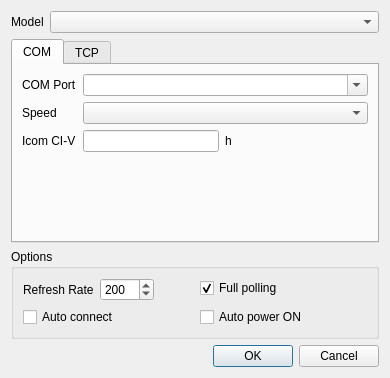
First picture: the form in dialogconfig.ui, repository PianetaRadio/CatRadio, before the edit.
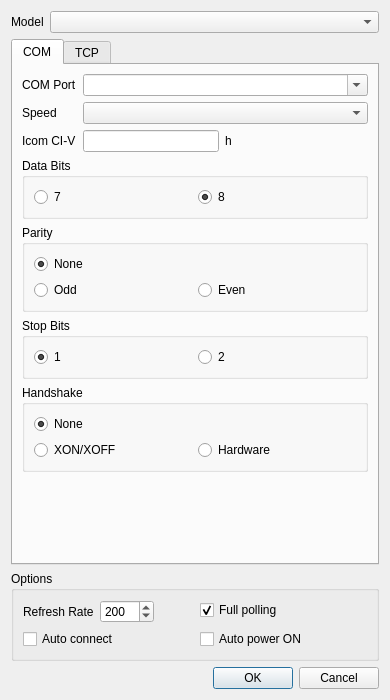
Second picture: the form after the edit.

Commit message:
Serial port configuration
#42

Diff of the .ui file:
```diff
--- a/dialogconfig.ui
+++ b/dialogconfig.ui
@@ -7,7 +7,7 @@
     <x>0</x>
     <y>0</y>
     <width>390</width>
-    <height>378</height>
+    <height>700</height>
    </rect>
   </property>
   <property name="windowTitle">
@@ -118,6 +118,124 @@
          </item>
         </layout>
        </item>
+       <item row="3" column="0" colspan="2">
+        <widget class="QGroupBox" name="groupBox_serialDataBits">
+         <property name="title">
+          <string>Data Bits</string>
+         </property>
+         <layout class="QHBoxLayout" name="horizontalLayout_4">
+          <item>
+           <widget class="QRadioButton" name="radioButton_dataBits7">
+            <property name="text">
+             <string>7</string>
+            </property>
+           </widget>
+          </item>
+          <item>
+           <widget class="QRadioButton" name="radioButton_dataBits8">
+            <property name="text">
+             <string>8</string>
+            </property>
+            <property name="checked">
+             <bool>true</bool>
+            </property>
+           </widget>
+          </item>
+         </layout>
+        </widget>
+       </item>
+       <item row="5" column="0" colspan="2">
+        <widget class="QGroupBox" name="groupBox_serialStopBits">
+         <property name="title">
+          <string>Stop Bits</string>
+         </property>
+         <layout class="QHBoxLayout" name="horizontalLayout_5">
+          <item>
+           <widget class="QRadioButton" name="radioButton_stopBits1">
+            <property name="text">
+             <string>1</string>
+            </property>
+            <property name="checked">
+             <bool>true</bool>
+            </property>
+           </widget>
+          </item>
+          <item>
+           <widget class="QRadioButton" name="radioButton_stopBits2">
+            <property name="text">
+             <string>2</string>
+            </property>
+           </widget>
+          </item>
+         </layout>
+        </widget>
+       </item>
+       <item row="6" column="0" colspan="2">
+        <widget class="QGroupBox" name="groupBox_serialHandshake">
+         <property name="title">
+          <string>Handshake</string>
+         </property>
+         <layout class="QGridLayout" name="gridLayout">
+          <item row="1" column="0">
+           <widget class="QRadioButton" name="radioButton_handshakeXonXoff">
+            <property name="text">
+             <string>XON/XOFF</string>
+            </property>
+           </widget>
+          </item>
+          <item row="1" column="1">
+           <widget class="QRadioButton" name="radioButton_handshakeHardware">
+            <property name="text">
+             <string>Hardware</string>
+            </property>
+           </widget>
+          </item>
+          <item row="0" column="0">
+           <widget class="QRadioButton" name="radioButton_handshakeNone">
+            <property name="text">
+             <string>None</string>
+            </property>
+            <property name="checked">
+             <bool>true</bool>
+            </property>
+           </widget>
+          </item>
+         </layout>
+        </widget>
+       </item>
+       <item row="4" column="0" colspan="2">
+        <widget class="QGroupBox" name="groupBox_serialParity">
+         <property name="title">
+          <string>Parity</string>
+         </property>
+         <layout class="QGridLayout" name="gridLayout_2">
+          <item row="2" column="0">
+           <widget class="QRadioButton" name="radioButton_parityOdd">
+            <property name="text">
+             <string>Odd</string>
+            </property>
+           </widget>
+          </item>
+          <item row="2" column="1">
+           <widget class="QRadioButton" name="radioButton_parityEven">
+            <property name="text">
+             <string>Even</string>
+            </property>
+           </widget>
+          </item>
+          <item row="1" column="0">
+           <widget class="QRadioButton" name="radioButton_parityNone">
+            <property name="text">
+             <string>None</string>
+            </property>
+            <property name="checked">
+             <bool>true</bool>
+            </property>
+           </widget>
+          </item>
+         </layout>
+        </widget>
+       </item>
       </layout>
      </widget>
      <widget class="QWidget" name="tab_tcp">
```
Left out of the diff: 42 changed lines with no effect on the pictures. The commit also changes 5 other files.
